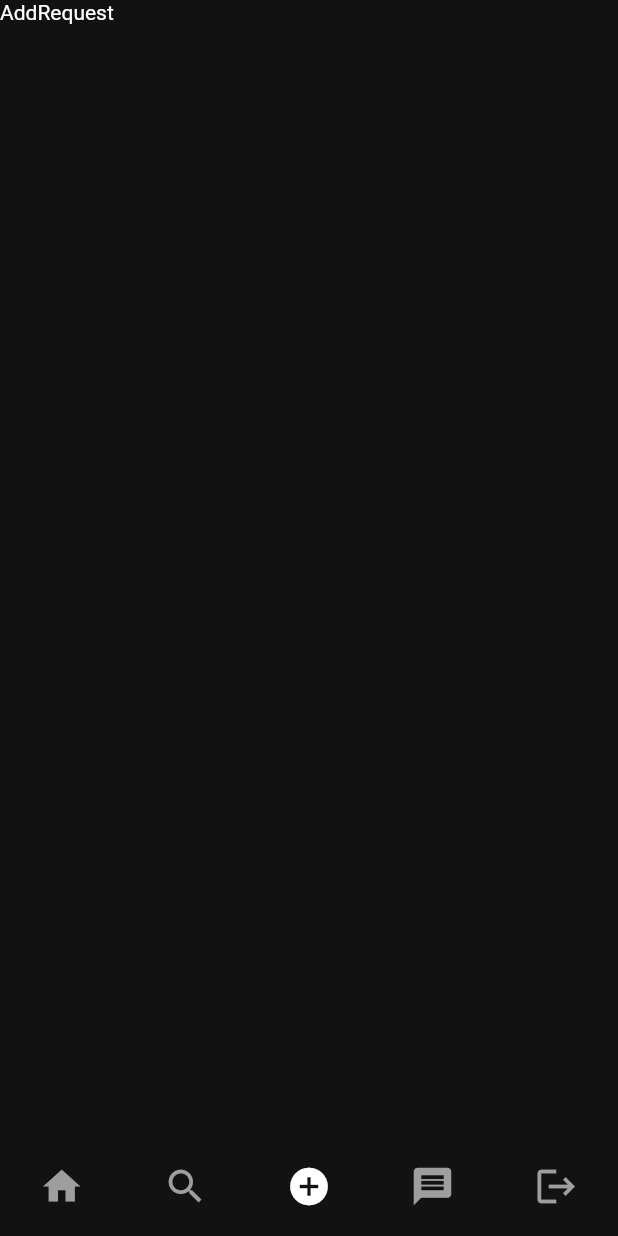
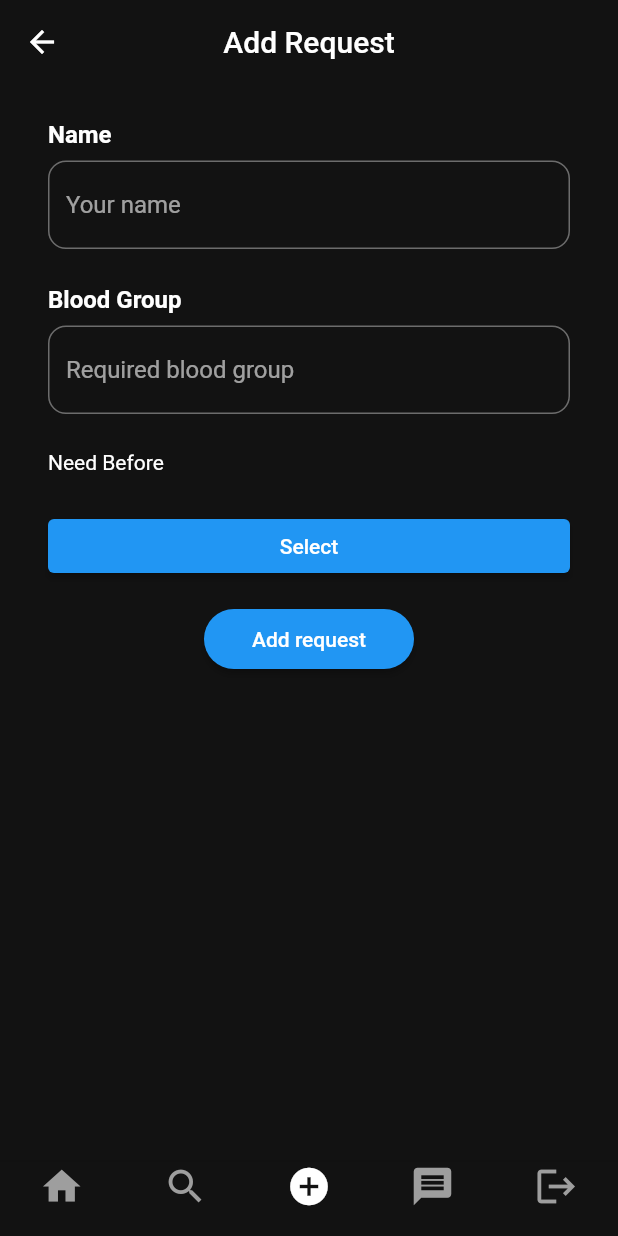
Before and after one commit to Sribarathvajasarma/bloodzen, a Flutter app: the screen it shows once a user with an empty profile is signed in, swiped to page 3, on a phone screen of 412 x 824 dp. Run offline on Flutter 3.47's test engine with Material 2 defaults, Android fonts, the phone set to English and light mode, and no system bars; our stand-ins replace cloud_firestore, firebase_auth, firebase_core, firebase_storage, flutter_svg, image_picker; accounts and stored records are empty.

Commit message:
Adding add request screen

```diff
--- /dev/null
+++ b/lib/screens/add_request_screen.dart
@@ -0,0 +1,169 @@
+import 'package:bloodzen/widgets/button_widget.dart';
+import 'package:bloodzen/widgets/request_text_input_widget.dart';
+import 'package:bloodzen/widgets/text_field_widget.dart';
+import 'package:flutter/material.dart';
+import 'package:intl/intl.dart';
+
+class AddRequestScreen extends StatefulWidget {
+  const AddRequestScreen({Key? key}) : super(key: key);
+
+  @override
+  State<AddRequestScreen> createState() => _AddRequestScreenState();
+}
+
+class _AddRequestScreenState extends State<AddRequestScreen> {
+  final TextEditingController _nameController = TextEditingController();
+  final TextEditingController _groupController = TextEditingController();
+  final TextEditingController _dateController = TextEditingController();
+
+  @override
+  void dispose() {
+    // TODO: implement dispose
+    super.dispose();
+    _nameController.dispose();
+    _groupController.dispose();
+    _dateController.dispose();
+  }
+
+  DateTime selectedDate = DateTime.now();
+  TimeOfDay selectedTime = TimeOfDay.now();
+  DateTime dateTime = DateTime.now();
+  bool showDate = false;
+  bool showTime = false;
+  bool showDateTime = false;
+
+  // Select for Date
+  Future<DateTime> _selectDate(BuildContext context) async {
+    final selected = await showDatePicker(
+      context: context,
+      initialDate: selectedDate,
+      firstDate: DateTime(2000),
+      lastDate: DateTime(2025),
+    );
+    if (selected != null && selected != selectedDate) {
+      setState(() {
+        selectedDate = selected;
+      });
+    }
+    return selectedDate;
+  }
+
+// Select for Time
+  Future<TimeOfDay> _selectTime(BuildContext context) async {
+    final selected = await showTimePicker(
+      context: context,
+      initialTime: selectedTime,
+    );
+    if (selected != null && selected != selectedTime) {
+      setState(() {
+        selectedTime = selected;
+      });
+    }
+    return selectedTime;
+  }
+  // select date time picker
+
+  Future _selectDateTime(BuildContext context) async {
+    final date = await _selectDate(context);
+    if (date == null) return;
+
+    final time = await _selectTime(context);
+
+    if (time == null) return;
+    setState(() {
+      dateTime = DateTime(
+        date.year,
+        date.month,
+        date.day,
+        time.hour,
+        time.minute,
+      );
+    });
+  }
+
+  String getDate() {
+    // ignore: unnecessary_null_comparison
+    if (selectedDate == null) {
+      return 'select date';
+    } else {
+      return DateFormat('MMM d, yyyy').format(selectedDate);
+    }
+  }
+
+  String getDateTime() {
+    // ignore: unnecessary_null_comparison
+    if (dateTime == null) {
+      return 'select date timer';
+    } else {
+      return DateFormat('yyyy-MM-dd HH: ss a').format(dateTime);
+    }
+  }
+
+  String getTime(TimeOfDay tod) {
+    final now = DateTime.now();
+
+    final dt = DateTime(now.year, now.month, now.day, tod.hour, tod.minute);
+    final format = DateFormat.jm();
+    return format.format(dt);
+  }
+
+  @override
+  Widget build(BuildContext context) {
+    return Scaffold(
+      appBar: AppBar(
+        leading: BackButton(),
+        backgroundColor: Colors.transparent,
+        elevation: 0,
+        centerTitle: true,
+        title: Text('Add Request'),
+      ),
+      body: ListView(
+        padding: EdgeInsets.symmetric(horizontal: 32),
+        physics: BouncingScrollPhysics(),
+        children: [
+          const SizedBox(height: 24),
+          RequestFieldWidget(
+              label: "Name",
+              textEditingController: _nameController,
+              hintText: "Your name",
+              textInputType: TextInputType.text),
+          const SizedBox(height: 24),
+          RequestFieldWidget(
+              label: "Blood Group",
+              textEditingController: _groupController,
+              hintText: "Required blood group",
+              textInputType: TextInputType.text),
+          const SizedBox(height: 24),
+          Text("Need Before"),
+          showDateTime ? Text(getDateTime()) : const SizedBox(),
+          const SizedBox(height: 24),
+          Center(
+            child: Column(
+              crossAxisAlignment: CrossAxisAlignment.start,
+              mainAxisAlignment: MainAxisAlignment.center,
+              children: [
+                Container(
+                  width: double.infinity,
+                  child: ElevatedButton(
+                    onPressed: () {
+                      _selectDateTime(context);
+                      showDateTime = true;
+                    },
+                    child: const Text('Select'),
+                  ),
+                ),
+              ],
+            ),
+          ),
+          const SizedBox(height: 14),
+          Center(child: buildUpgradeButton()),
+        ],
+      ),
+    );
+  }
+
+  Widget buildUpgradeButton() => ButtonWidget(
+        text: 'Add request',
+        onClicked: () {},
+      );
+}
--- a/lib/utils/global.dart
+++ b/lib/utils/global.dart
@@ -1,3 +1,4 @@
+import 'package:bloodzen/screens/add_request_screen.dart';
 import 'package:bloodzen/screens/home_screen.dart';
 import 'package:bloodzen/screens/profile_screen.dart';
 import 'package:flutter/material.dart';
@@ -6,8 +7,8 @@ const webScreenSize = 600;
 
 const homeScreenItems = [
   HomeScreen(),
-  Text('Search'),
-  Text('AddRequest'),
+  Text("Search"),
+  AddRequestScreen(),
   ProfileScreen(),
   Text('Profile'),
 ];
--- /dev/null
+++ b/lib/widgets/request_text_input_widget.dart
@@ -0,0 +1,85 @@
+import 'package:flutter/material.dart';
+
+// class RequestFieldWidget extends StatefulWidget {
+//   final String label;
+//   final TextEditingController textEditingController;
+//   final String hintText;
+//   final TextInputType textInputType;
+
+//   const RequestFieldWidget({
+//     Key? key,
+//     required this.label,
+//     required this.textEditingController,
+//     required this.hintText,
+//     required this.textInputType
+
+//   }) : super(key: key);
+
+//   @override
+//   _RequestFieldWidgetState createState() => _RequestFieldWidgetState();
+// }
+
+// class _RequestFieldWidgetState extends State<RequestFieldWidget> {
+
+//   @override
+//   Widget build(BuildContext context) =>
+//         Column(
+//         crossAxisAlignment: CrossAxisAlignment.start,
+//         children: [
+//           Text(
+//             widget.label,
+//             style: TextStyle(fontWeight: FontWeight.bold, fontSize: 16),
+//           ),
+//           const SizedBox(height: 8),
+//           TextField(
+//             controller: textEditingController,
+//             decoration: InputDecoration(
+//               border: OutlineInputBorder(
+//                 borderRadius: BorderRadius.circular(12),
+//               ),
+//             ),
+
+//           ),
+//         ],
+//       );
+// }
+
+class RequestFieldWidget extends StatelessWidget {
+  final String label;
+  final TextEditingController textEditingController;
+  final String hintText;
+  final TextInputType textInputType;
+
+  const RequestFieldWidget(
+      {Key? key,
+      required this.label,
+      required this.textEditingController,
+      required this.hintText,
+      required this.textInputType})
+      : super(key: key);
+
+  @override
+  Widget build(BuildContext context) {
+    final inputBorder =
+        OutlineInputBorder(borderSide: Divider.createBorderSide(context));
+    return Column(
+      crossAxisAlignment: CrossAxisAlignment.start,
+      children: [
+        Text(
+          label,
+          style: TextStyle(fontWeight: FontWeight.bold, fontSize: 16),
+        ),
+        const SizedBox(height: 8),
+        TextField(
+          controller: textEditingController,
+          decoration: InputDecoration(
+            hintText: hintText,
+            border: OutlineInputBorder(
+              borderRadius: BorderRadius.circular(12),
+            ),
+          ),
+        ),
+      ],
+    );
+  }
+}
```
